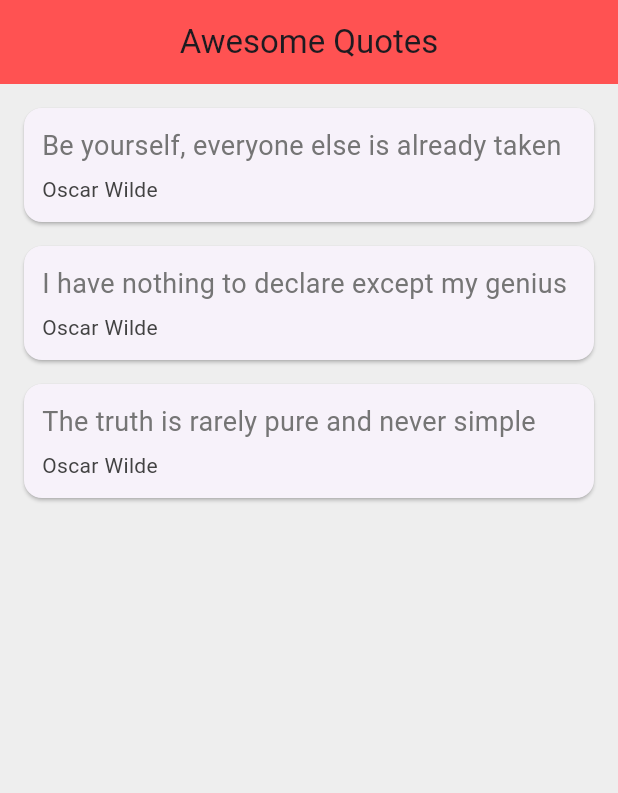
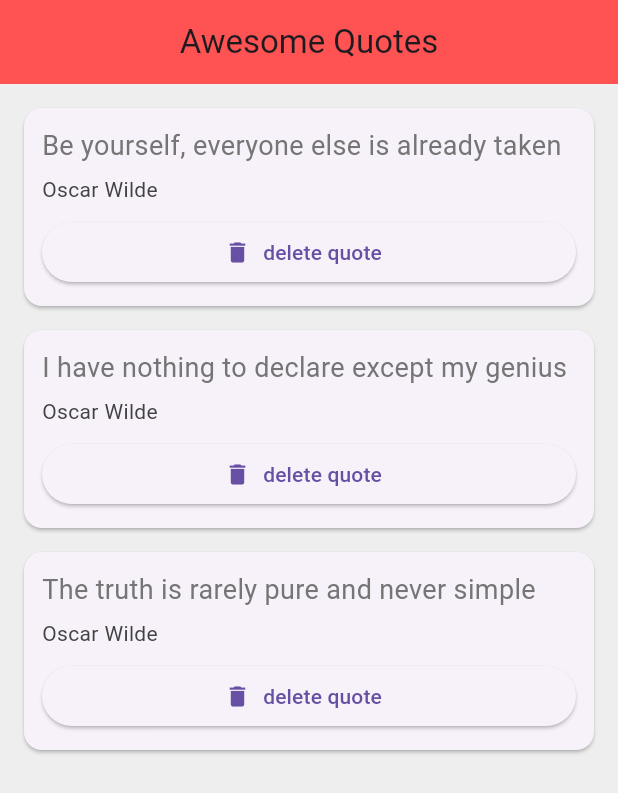
Before and after one commit to daghlas/my_data_list_app, a Flutter app: the screen it shows after launch, on a phone screen of 412 x 824 dp. Shown: the top 793 px of the screen. Run offline on Flutter 3.47's test engine with Material 3 defaults, Android fonts, the phone set to English and light mode, and no system bars.

Commit message:
Functions & Arguments; passing the delete(remove) function as an argument

```diff
--- a/lib/card_bg.dart
+++ b/lib/card_bg.dart
@@ -5,7 +5,8 @@
 class QuoteCard extends StatelessWidget {
 
   final Quote quote;
-  const QuoteCard({super.key, required this.quote});
+  final void Function() delete;
+  const QuoteCard({super.key, required this.quote, required this.delete});
 
   @override
   Widget build(BuildContext context) {
@@ -30,6 +31,12 @@
                 fontSize: 14.0,
                 color: Colors.grey[800],
               ),
+            ),
+            const SizedBox(height: 8.0,),
+            ElevatedButton.icon(
+              onPressed: delete,
+              label: const Text('delete quote'),
+              icon: const Icon(Icons.delete),
             )
           ],
         ),
--- a/lib/main.dart
+++ b/lib/main.dart
@@ -30,7 +30,14 @@
           backgroundColor: Colors.redAccent,
         ),
         body: Column(
-          children: quotes.map((quote) => QuoteCard(quote: quote)).toList(),
+          children: quotes.map((quote) => QuoteCard(
+              quote: quote,
+              delete: (){
+                setState(() {
+                  quotes.remove(quote);
+                });
+            }
+          )).toList(),
         )
     );
   }
```
